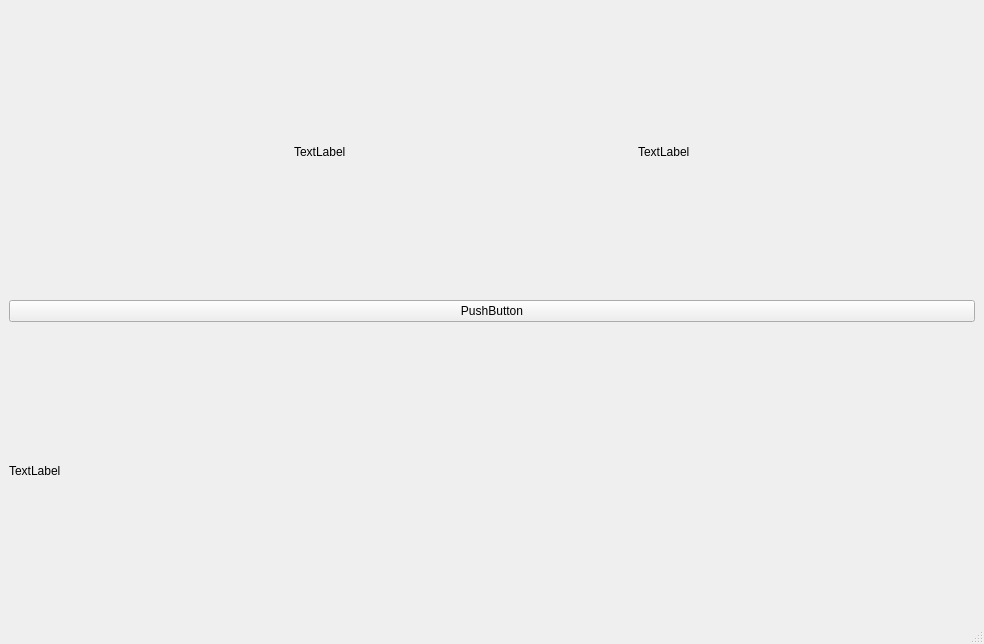
GermanFrash/calculator, file main_window.ui: the form before one commit.
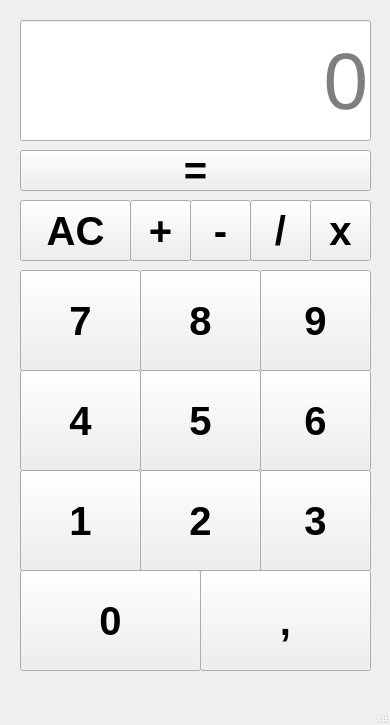
The form after the commit.

```diff
--- a/main_window.ui
+++ b/main_window.ui
@@ -6,97 +6,417 @@
    <rect>
     <x>0</x>
     <y>0</y>
-    <width>984</width>
-    <height>644</height>
+    <width>390</width>
+    <height>725</height>
    </rect>
   </property>
+  <property name="font">
+   <font>
+    <pointsize>25</pointsize>
+    <weight>75</weight>
+    <italic>false</italic>
+    <bold>true</bold>
+    <kerning>true</kerning>
+   </font>
+  </property>
   <property name="windowTitle">
    <string>MainWindow</string>
   </property>
   <widget class="QWidget" name="centralwidget">
-   <layout class="QVBoxLayout" name="verticalLayout">
-    <item>
-     <layout class="QHBoxLayout" name="horizontalLayout">
-      <item>
-       <spacer name="horizontalSpacer">
-        <property name="orientation">
-         <enum>Qt::Horizontal</enum>
-        </property>
-        <property name="sizeHint" stdset="0">
-         <size>
-          <width>40</width>
-          <height>20</height>
-         </size>
-        </property>
-       </spacer>
-      </item>
-      <item>
-       <widget class="QLabel" name="label_2">
-        <property name="text">
-         <string>TextLabel</string>
-        </property>
-       </widget>
-      </item>
-      <item>
-       <spacer name="horizontalSpacer_2">
-        <property name="orientation">
-         <enum>Qt::Horizontal</enum>
-        </property>
-        <property name="sizeHint" stdset="0">
-         <size>
-          <width>40</width>
-          <height>20</height>
-         </size>
-        </property>
-       </spacer>
-      </item>
-      <item>
-       <widget class="QLabel" name="label">
-        <property name="text">
-         <string>TextLabel</string>
-        </property>
-       </widget>
-      </item>
-      <item>
-       <spacer name="horizontalSpacer_3">
-        <property name="orientation">
-         <enum>Qt::Horizontal</enum>
-        </property>
-        <property name="sizeHint" stdset="0">
-         <size>
-          <width>40</width>
-          <height>20</height>
-         </size>
-        </property>
-       </spacer>
-      </item>
-     </layout>
-    </item>
-    <item>
-     <widget class="QPushButton" name="pushButton">
-      <property name="text">
-       <string>PushButton</string>
-      </property>
-     </widget>
-    </item>
-    <item>
-     <widget class="QLabel" name="label_3">
-      <property name="text">
-       <string>TextLabel</string>
-      </property>
-     </widget>
-    </item>
-   </layout>
-  </widget>
-  <widget class="QMenuBar" name="menubar">
-   <property name="geometry">
-    <rect>
-     <x>0</x>
-     <y>0</y>
-     <width>984</width>
-     <height>21</height>
-    </rect>
-   </property>
+   <widget class="QPushButton" name="btn_num6">
+    <property name="geometry">
+     <rect>
+      <x>260</x>
+      <y>370</y>
+      <width>111</width>
+      <height>101</height>
+     </rect>
+    </property>
+    <property name="font">
+     <font>
+      <pointsize>30</pointsize>
+      <weight>75</weight>
+      <bold>true</bold>
+     </font>
+    </property>
+    <property name="text">
+     <string>6</string>
+    </property>
+   </widget>
+   <widget class="QPushButton" name="btn_num4">
+    <property name="geometry">
+     <rect>
+      <x>20</x>
+      <y>370</y>
+      <width>121</width>
+      <height>101</height>
+     </rect>
+    </property>
+    <property name="font">
+     <font>
+      <pointsize>30</pointsize>
+      <weight>75</weight>
+      <bold>true</bold>
+     </font>
+    </property>
+    <property name="text">
+     <string>4</string>
+    </property>
+   </widget>
+   <widget class="QPushButton" name="btn_num5">
+    <property name="geometry">
+     <rect>
+      <x>140</x>
+      <y>370</y>
+      <width>121</width>
+      <height>101</height>
+     </rect>
+    </property>
+    <property name="font">
+     <font>
+      <pointsize>30</pointsize>
+      <weight>75</weight>
+      <bold>true</bold>
+     </font>
+    </property>
+    <property name="text">
+     <string>5</string>
+    </property>
+   </widget>
+   <widget class="QPushButton" name="btn_num9">
+    <property name="geometry">
+     <rect>
+      <x>260</x>
+      <y>270</y>
+      <width>111</width>
+      <height>101</height>
+     </rect>
+    </property>
+    <property name="font">
+     <font>
+      <pointsize>30</pointsize>
+      <weight>75</weight>
+      <bold>true</bold>
+     </font>
+    </property>
+    <property name="text">
+     <string>9</string>
+    </property>
+   </widget>
+   <widget class="QPushButton" name="btn_num7">
+    <property name="geometry">
+     <rect>
+      <x>20</x>
+      <y>270</y>
+      <width>121</width>
+      <height>101</height>
+     </rect>
+    </property>
+    <property name="font">
+     <font>
+      <pointsize>30</pointsize>
+      <weight>75</weight>
+      <bold>true</bold>
+     </font>
+    </property>
+    <property name="text">
+     <string>7</string>
+    </property>
+   </widget>
+   <widget class="QPushButton" name="btn_num8">
+    <property name="geometry">
+     <rect>
+      <x>140</x>
+      <y>270</y>
+      <width>121</width>
+      <height>101</height>
+     </rect>
+    </property>
+    <property name="font">
+     <font>
+      <pointsize>30</pointsize>
+      <weight>75</weight>
+      <bold>true</bold>
+     </font>
+    </property>
+    <property name="text">
+     <string>8</string>
+    </property>
+   </widget>
+   <widget class="QPushButton" name="btn_mult">
+    <property name="geometry">
+     <rect>
+      <x>310</x>
+      <y>200</y>
+      <width>61</width>
+      <height>61</height>
+     </rect>
+    </property>
+    <property name="font">
+     <font>
+      <pointsize>30</pointsize>
+      <weight>75</weight>
+      <bold>true</bold>
+     </font>
+    </property>
+    <property name="text">
+     <string>x</string>
+    </property>
+   </widget>
+   <widget class="QPushButton" name="btn_div">
+    <property name="geometry">
+     <rect>
+      <x>250</x>
+      <y>200</y>
+      <width>61</width>
+      <height>61</height>
+     </rect>
+    </property>
+    <property name="font">
+     <font>
+      <pointsize>30</pointsize>
+      <weight>75</weight>
+      <bold>true</bold>
+     </font>
+    </property>
+    <property name="text">
+     <string>/</string>
+    </property>
+   </widget>
+   <widget class="QPushButton" name="btn_minus">
+    <property name="geometry">
+     <rect>
+      <x>190</x>
+      <y>200</y>
+      <width>61</width>
+      <height>61</height>
+     </rect>
+    </property>
+    <property name="font">
+     <font>
+      <pointsize>30</pointsize>
+      <weight>75</weight>
+      <bold>true</bold>
+     </font>
+    </property>
+    <property name="text">
+     <string>-</string>
+    </property>
+   </widget>
+   <widget class="QPushButton" name="btn_plus">
+    <property name="geometry">
+     <rect>
+      <x>130</x>
+      <y>200</y>
+      <width>61</width>
+      <height>61</height>
+     </rect>
+    </property>
+    <property name="font">
+     <font>
+      <pointsize>30</pointsize>
+      <weight>75</weight>
+      <bold>true</bold>
+     </font>
+    </property>
+    <property name="text">
+     <string>+</string>
+    </property>
+   </widget>
+   <widget class="QPushButton" name="btn_clear">
+    <property name="geometry">
+     <rect>
+      <x>20</x>
+      <y>200</y>
+      <width>111</width>
+      <height>61</height>
+     </rect>
+    </property>
+    <property name="font">
+     <font>
+      <pointsize>30</pointsize>
+      <weight>75</weight>
+      <bold>true</bold>
+     </font>
+    </property>
+    <property name="styleSheet">
+     <string notr="true"/>
+    </property>
+    <property name="text">
+     <string>AC</string>
+    </property>
+   </widget>
+   <widget class="QPushButton" name="btn_result">
+    <property name="geometry">
+     <rect>
+      <x>20</x>
+      <y>150</y>
+      <width>351</width>
+      <height>41</height>
+     </rect>
+    </property>
+    <property name="font">
+     <font>
+      <pointsize>30</pointsize>
+      <weight>75</weight>
+      <bold>true</bold>
+     </font>
+    </property>
+    <property name="text">
+     <string>=</string>
+    </property>
+   </widget>
+   <widget class="QPushButton" name="btn_comm">
+    <property name="geometry">
+     <rect>
+      <x>200</x>
+      <y>570</y>
+      <width>171</width>
+      <height>101</height>
+     </rect>
+    </property>
+    <property name="font">
+     <font>
+      <pointsize>30</pointsize>
+      <weight>75</weight>
+      <bold>true</bold>
+     </font>
+    </property>
+    <property name="text">
+     <string>,</string>
+    </property>
+   </widget>
+   <widget class="QPushButton" name="btn_num0">
+    <property name="geometry">
+     <rect>
+      <x>20</x>
+      <y>570</y>
+      <width>181</width>
+      <height>101</height>
+     </rect>
+    </property>
+    <property name="font">
+     <font>
+      <pointsize>30</pointsize>
+      <weight>75</weight>
+      <bold>true</bold>
+     </font>
+    </property>
+    <property name="text">
+     <string>0</string>
+    </property>
+   </widget>
+   <widget class="QLineEdit" name="lineResult">
+    <property name="geometry">
+     <rect>
+      <x>20</x>
+      <y>20</y>
+      <width>351</width>
+      <height>121</height>
+     </rect>
+    </property>
+    <property name="sizeIncrement">
+     <size>
+      <width>0</width>
+      <height>0</height>
+     </size>
+    </property>
+    <property name="baseSize">
+     <size>
+      <width>0</width>
+      <height>0</height>
+     </size>
+    </property>
+    <property name="font">
+     <font>
+      <pointsize>60</pointsize>
+      <weight>50</weight>
+      <italic>false</italic>
+      <bold>false</bold>
+      <underline>false</underline>
+      <strikeout>false</strikeout>
+      <kerning>true</kerning>
+     </font>
+    </property>
+    <property name="tabletTracking">
+     <bool>false</bool>
+    </property>
+    <property name="layoutDirection">
+     <enum>Qt::LeftToRight</enum>
+    </property>
+    <property name="autoFillBackground">
+     <bool>false</bool>
+    </property>
+    <property name="inputMethodHints">
+     <set>Qt::ImhNone</set>
+    </property>
+    <property name="alignment">
+     <set>Qt::AlignRight|Qt::AlignTrailing|Qt::AlignVCenter</set>
+    </property>
+    <property name="placeholderText">
+     <string>0</string>
+    </property>
+   </widget>
+   <widget class="QPushButton" name="btn_num1">
+    <property name="geometry">
+     <rect>
+      <x>20</x>
+      <y>470</y>
+      <width>121</width>
+      <height>101</height>
+     </rect>
+    </property>
+    <property name="font">
+     <font>
+      <pointsize>30</pointsize>
+      <weight>75</weight>
+      <bold>true</bold>
+     </font>
+    </property>
+    <property name="text">
+     <string>1</string>
+    </property>
+   </widget>
+   <widget class="QPushButton" name="btn_num3">
+    <property name="geometry">
+     <rect>
+      <x>260</x>
+      <y>470</y>
+      <width>111</width>
+      <height>101</height>
+     </rect>
+    </property>
+    <property name="font">
+     <font>
+      <pointsize>30</pointsize>
+      <weight>75</weight>
+      <bold>true</bold>
+     </font>
+    </property>
+    <property name="text">
+     <string>3</string>
+    </property>
+   </widget>
+   <widget class="QPushButton" name="btn_num2">
+    <property name="geometry">
+     <rect>
+      <x>140</x>
+      <y>470</y>
+      <width>121</width>
+      <height>101</height>
+     </rect>
+    </property>
+    <property name="font">
+     <font>
+      <pointsize>30</pointsize>
+      <weight>75</weight>
+      <bold>true</bold>
+     </font>
+    </property>
+    <property name="text">
+     <string>2</string>
+    </property>
+   </widget>
   </widget>
   <widget class="QStatusBar" name="statusbar"/>
  </widget>
```
